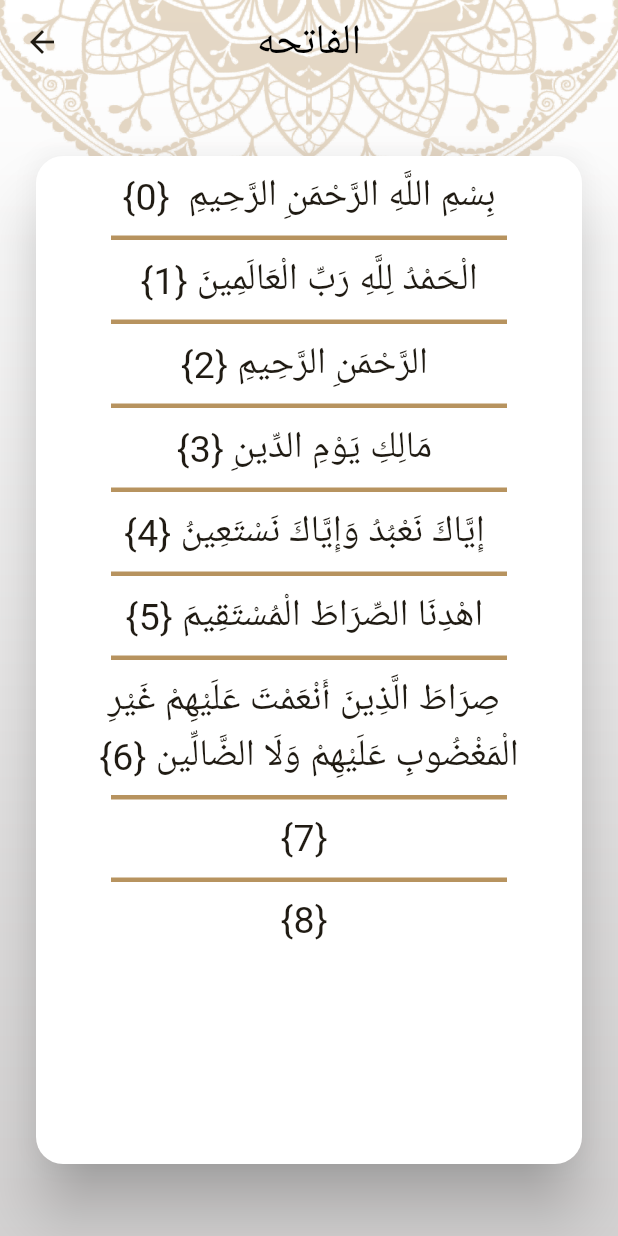
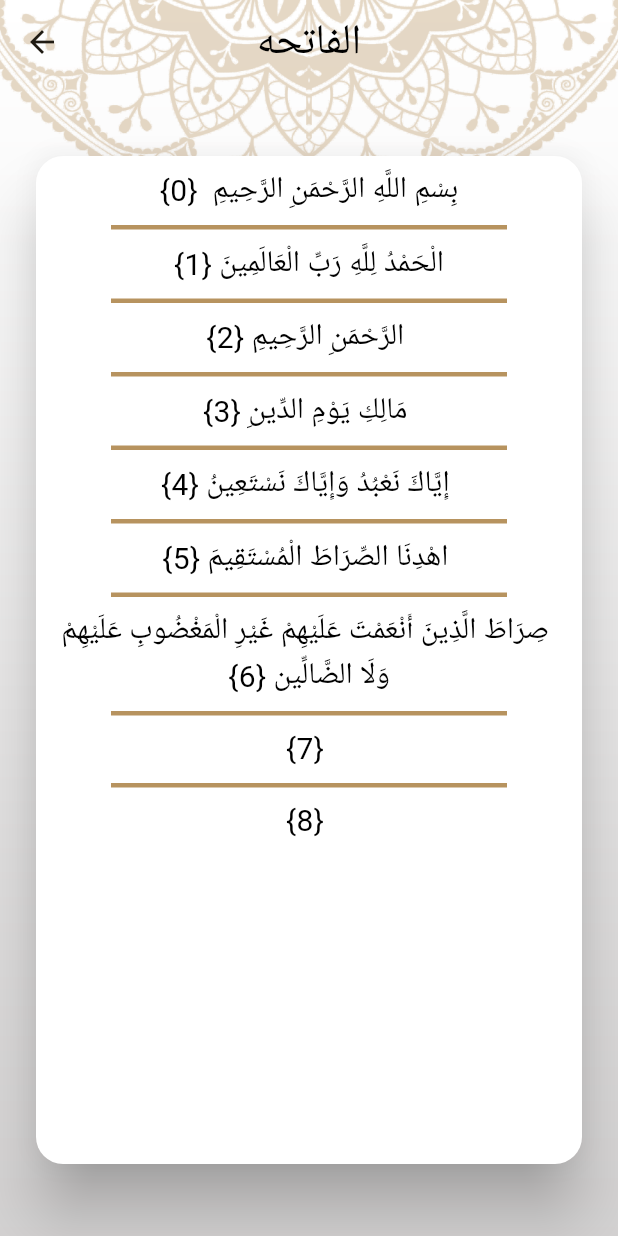
Before and after one commit to ahmedosama541/eslami_2, a Flutter app: the screen it shows after launch, after a tap on "الفاتحه", on a phone screen of 412 x 824 dp. Run offline on Flutter 3.47's test engine with Material 2 defaults, Android fonts, the light colour scheme and no system bars.

Commit message:
+settings Tap +dark-light Theme +theme lang-bottom sheet

```diff
--- a/lib/UI/chapterDetails/chapterDetailsScreen.dart
+++ b/lib/UI/chapterDetails/chapterDetailsScreen.dart
@@ -1,4 +1,5 @@
 import 'package:esalmi_2/UI/chapterDetails/verseWiget.dart';
+import 'package:esalmi_2/UI/myThemData.dart';
 import 'package:flutter/material.dart';
 import 'package:flutter/services.dart';
 
@@ -16,9 +17,11 @@ class _chapterDetailsScreenState extends State<chapterDetailsScreen> {
     if(verse.isEmpty){
       loudfile(arg.index);
     }
-    return Container(decoration: const BoxDecoration(
+    return Container(decoration:  BoxDecoration(
         image:DecorationImage(
-            image: AssetImage('assets/image/img.png'),
+            image: AssetImage( MyThemData.isDarkEnable ?
+            'assets/image/main_background_dark.png':
+            'assets/image/img.png' ),
             fit: BoxFit.fill
         )
     ),
@@ -34,7 +37,7 @@ class _chapterDetailsScreenState extends State<chapterDetailsScreen> {
              return verseWidget(verse[index],index);
             },
                 separatorBuilder: (context,index)=>Container(
-              color: Theme.of(context).primaryColor,
+              color: Theme.of(context).dividerColor,
           width: double.infinity,
           height: 3 ,
           margin: EdgeInsets.symmetric(horizontal: 50),
--- a/lib/UI/chapterDetails/verseWiget.dart
+++ b/lib/UI/chapterDetails/verseWiget.dart
@@ -14,9 +14,7 @@ class verseWidget extends StatelessWidget {
             child: Text('$content {$index}',
               textDirection:TextDirection.rtl,
               textAlign: TextAlign.center,
-              style: TextStyle(
-                  fontSize: 25
-              ),
+              style: Theme.of(context).textTheme.bodyMedium
             )
     );
   }
--- a/lib/UI/home/hadeth/hadethTitleWidget.dart
+++ b/lib/UI/home/hadeth/hadethTitleWidget.dart
@@ -21,9 +21,7 @@ class HadethTitleWidget extends StatelessWidget {
             alignment: Alignment.center,
 
             child: Text('${hadeth.title}',
-              style: TextStyle(
-                  fontSize: 25
-              ),
+              style: Theme.of(context).textTheme.titleMedium
             )
     ),
        );
--- a/lib/UI/home/homeScreen.dart
+++ b/lib/UI/home/homeScreen.dart
@@ -1,7 +1,9 @@
 import 'package:esalmi_2/UI/home/hadeth/hadethTap.dart';
 import 'package:esalmi_2/UI/home/quran/quranTap.dart';
 import 'package:esalmi_2/UI/home/radio/radioTap.dart';
+import 'package:esalmi_2/UI/home/settings/settingsTab.dart';
 import 'package:esalmi_2/UI/home/tasbh/tasbhTap.dart';
+import 'package:esalmi_2/UI/myThemData.dart';
 import 'package:flutter/material.dart';
 
 class HomeScreen extends StatefulWidget {
@@ -19,7 +21,10 @@ class _HomeScreenState extends State<HomeScreen> {
     return Container(
       decoration: BoxDecoration(
         image:DecorationImage(
-          image: AssetImage('assets/image/img.png'),
+          image: AssetImage(
+            MyThemData.isDarkEnable ?
+            'assets/image/main_background_dark.png':
+            'assets/image/img.png'   ),
               fit: BoxFit.fill
         )
       ),
@@ -48,6 +53,9 @@ class _HomeScreenState extends State<HomeScreen> {
             BottomNavigationBarItem(
                 backgroundColor: Theme.of(context).primaryColor,
                 icon: ImageIcon(AssetImage('assets/image/radio.png')),label: 'radio'),
+            BottomNavigationBarItem(
+                backgroundColor: Theme.of(context).primaryColor,
+                icon: Icon(Icons.settings),label: 'settings'),
 
           ],
         ),
@@ -61,5 +69,6 @@ class _HomeScreenState extends State<HomeScreen> {
     hadethTap(),
     tasbhTap(),
     radioTap(),
+    SettingsTab()
   ];
 }
--- a/lib/UI/home/quran/chapterTitleWiget.dart
+++ b/lib/UI/home/quran/chapterTitleWiget.dart
@@ -19,9 +19,7 @@ class chapterTtileWidget extends StatelessWidget {
           alignment: Alignment.center,
 
           child: Text(title,
-          style: TextStyle(
-            fontSize: 25
-          ),
+          style: Theme.of(context).textTheme.titleMedium
           )),
     );
   }
--- a/lib/UI/home/quran/quranTap.dart
+++ b/lib/UI/home/quran/quranTap.dart
@@ -24,13 +24,15 @@ class quranTap extends StatelessWidget {
           (
             flex: 1,
             child: Image.asset('assets/image/quran_header_image.png')),
+        Text('chapter Name',
+        style: Theme.of(context).textTheme.headlineSmall,),
         Expanded(
           flex: 3,
           child: ListView.separated(itemBuilder: (context,index){
             return chapterTtileWidget(name[index],index);
 
     }, separatorBuilder: (context,index)=>Container(
-          color: Theme.of(context).primaryColor,
+          color: Theme.of(context).dividerColor,
             width: double.infinity,
             height: 3 ,
             margin: EdgeInsets.symmetric(horizontal: 50),
--- /dev/null
+++ b/lib/UI/myThemData.dart
@@ -0,0 +1,119 @@
+import 'package:flutter/material.dart';
+
+class MyThemData{
+ static bool isDarkEnable = false;
+  static Color lightPrimary = Color(0xFFB7935F);
+  static Color darkPrimary = Color(0xff141A2E);
+  static Color darkSecondary = Color(0xFFFACC1D);
+ static ThemeData lightTheme = ThemeData(
+   textTheme: TextTheme(
+     headlineSmall: TextStyle(
+         fontWeight: FontWeight.w600,
+         fontSize: 25,
+         color: Colors.black
+     ),
+     titleMedium: TextStyle(fontWeight: FontWeight.w400,
+         fontSize: 25,
+       color: Colors.black
+     ),
+       bodyMedium: TextStyle(
+           fontWeight: FontWeight.w400,
+           fontSize: 20,
+           color: Colors.black
+   )
+
+   ),
+      appBarTheme:const AppBarTheme(
+          backgroundColor: Colors.transparent,
+          centerTitle: true,
+          titleTextStyle: TextStyle(
+            fontSize: 28,
+            color: Colors.black,
+          )
+      ),
+      bottomNavigationBarTheme:  BottomNavigationBarThemeData(
+          selectedItemColor: Colors.black,
+          unselectedItemColor: Colors.white,
+          selectedIconTheme: IconThemeData(
+              size: 32
+          )
+      ),
+      scaffoldBackgroundColor: Colors.transparent,
+
+      colorScheme: ColorScheme.fromSeed(seedColor: Color(0xFFB7935F),
+          primary:Color(0xFFB7935F) ,
+          secondary: Color(0xDFB7935F),
+          onPrimary: Colors.white,
+          onSecondary: Colors.black,
+        background: Colors.white
+      ),
+      dividerColor: lightPrimary,
+      bottomSheetTheme:BottomSheetThemeData(
+        backgroundColor: Colors.white
+      ) ,
+      useMaterial3: true,
+      cardTheme: CardTheme(
+          color: Colors.white,
+          shape: RoundedRectangleBorder(
+            borderRadius: BorderRadius.circular(18),
+          ),
+          elevation: 18
+      )
+  );
+   static ThemeData darkTheme = ThemeData(
+       textTheme: TextTheme(
+           headlineSmall: TextStyle(
+               fontWeight: FontWeight.w600,
+               fontSize: 25,
+               color: Colors.white
+           ),
+           titleMedium: TextStyle(fontWeight: FontWeight.w400,
+               fontSize: 25,
+               color: Colors.white
+           ),
+           bodyMedium: TextStyle(
+               fontWeight: FontWeight.w400,
+               fontSize: 20,
+               color: Colors.white
+           )
+
+       ),
+      appBarTheme:const AppBarTheme(
+          backgroundColor: Colors.transparent,
+          centerTitle: true,
+          titleTextStyle: TextStyle(
+            fontSize: 28,
+            color: Colors.white,
+          ),
+        iconTheme: IconThemeData(color: Colors.white)
+      ),
+      bottomNavigationBarTheme:  BottomNavigationBarThemeData(
+          selectedItemColor: darkSecondary,
+          unselectedItemColor: Colors.white,
+          selectedIconTheme: IconThemeData(
+              size: 32
+          )
+      ),
+      scaffoldBackgroundColor: Colors.transparent,
+
+      colorScheme: ColorScheme.fromSeed(seedColor: darkPrimary,
+          primary:darkPrimary ,
+          secondary:darkSecondary,
+          onPrimary: Colors.white,
+          onSecondary: Colors.white,
+        background: darkPrimary
+      ),
+      dividerColor: darkSecondary,
+      bottomSheetTheme: BottomSheetThemeData(
+        backgroundColor: darkPrimary
+      ),
+      useMaterial3: true,
+      cardTheme: CardTheme(
+          color: darkPrimary,
+          shape: RoundedRectangleBorder(
+            borderRadius: BorderRadius.circular(18),
+          ),
+          elevation: 18
+      )
+  );
+}
--- a/lib/main.dart
+++ b/lib/main.dart
@@ -1,6 +1,7 @@
 import 'package:esalmi_2/UI/chapterDetails/chapterDetailsScreen.dart';
 import 'package:esalmi_2/UI/hadethDetails/hadethDetailsScreen.dart';
 import 'package:esalmi_2/UI/home/homeScreen.dart';
+import 'package:esalmi_2/UI/myThemData.dart';
 import 'package:flutter/material.dart';
 
 void main() {
@@ -16,39 +17,9 @@ class MyApp extends StatelessWidget {
     return MaterialApp(
       debugShowCheckedModeBanner: false,
       title: 'Flutter Demo',
-      theme: ThemeData(
-        appBarTheme:const AppBarTheme(
-        backgroundColor: Colors.transparent,
-          centerTitle: true,
-          titleTextStyle: TextStyle(
-            fontSize: 28,
-            color: Colors.black,
-          )
-        ),
-        bottomNavigationBarTheme:  BottomNavigationBarThemeData(
-            selectedItemColor: Colors.black,
-          unselectedItemColor: Colors.white,
-          selectedIconTheme: IconThemeData(
-            size: 32
-          )
-        ),
-        scaffoldBackgroundColor: Colors.transparent,
-
-        colorScheme: ColorScheme.fromSeed(seedColor: Color(0xFFB7935F),
-          primary:Color(0xFFB7935F) ,
-          secondary: Color(0xDFB7935F),
-          onPrimary: Colors.white,
-            onSecondary: Colors.black
-        ),
-        useMaterial3: true,
-        cardTheme: CardTheme(
-          color: Colors.white,
-          shape: RoundedRectangleBorder(
-            borderRadius: BorderRadius.circular(18),
-          ),
-            elevation: 18
-        )
-      ),
+      theme: MyThemData.lightTheme,
+      darkTheme: MyThemData.darkTheme,
+      themeMode:ThemeMode.light ,
       routes: {
         HomeScreen.routeName :(_)=> HomeScreen(),
         chapterDetailsScreen.route:(_)=>chapterDetailsScreen(),
--- a/pubspec.yaml
+++ b/pubspec.yaml
@@ -35,7 +35,7 @@ dependencies:
   # The following adds the Cupertino Icons font to your application.
   # Use with the CupertinoIcons class for iOS style icons.
   cupertino_icons: ^1.0.2
-
+  provider: ^6.0.5
 dev_dependencies:
   flutter_test:
     sdk: flutter
```
Also changed, not shown: lib/UI/hadethDetails/hadethDetailsScreen.dart (+7 -6 lines), lib/UI/home/hadeth/hadethTap.dart (+4 -6 lines), lib/UI/home/settings/settingsTab.dart (added, +85 -0 lines), lib/UI/home/settings/themBottomSheet.dart (added, +43 -0 lines), lib/UI/home/settings/themLangageSheet.dart (added, +42 -0 lines), assets/image/main_background_dark.png (added), pubspec.lock.
